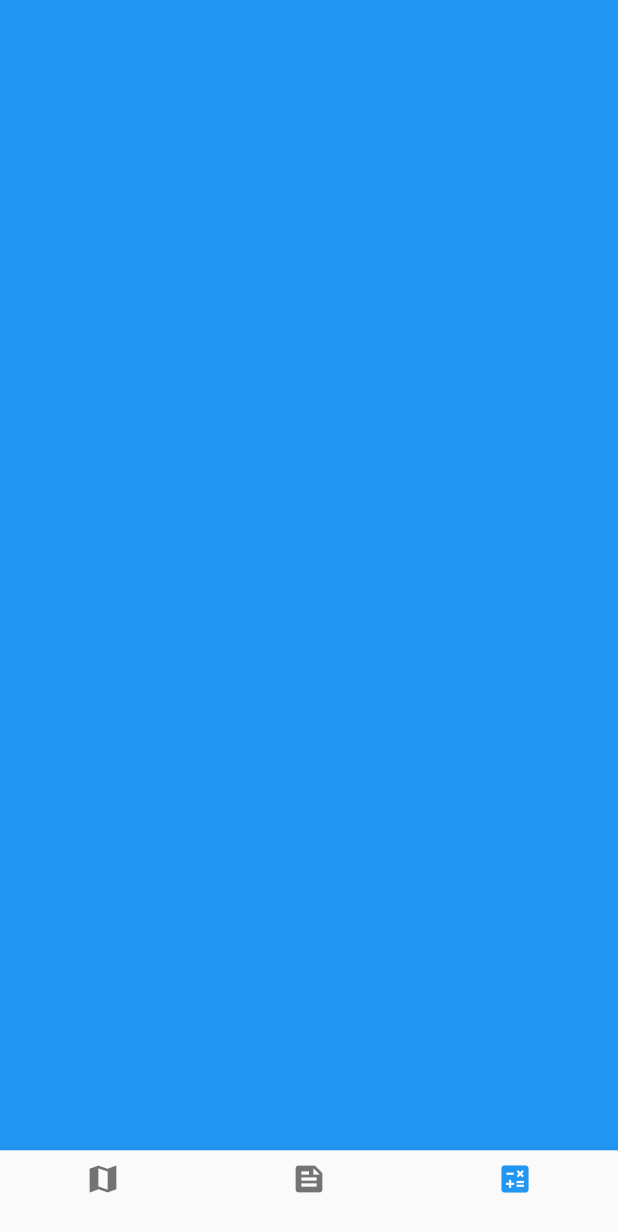
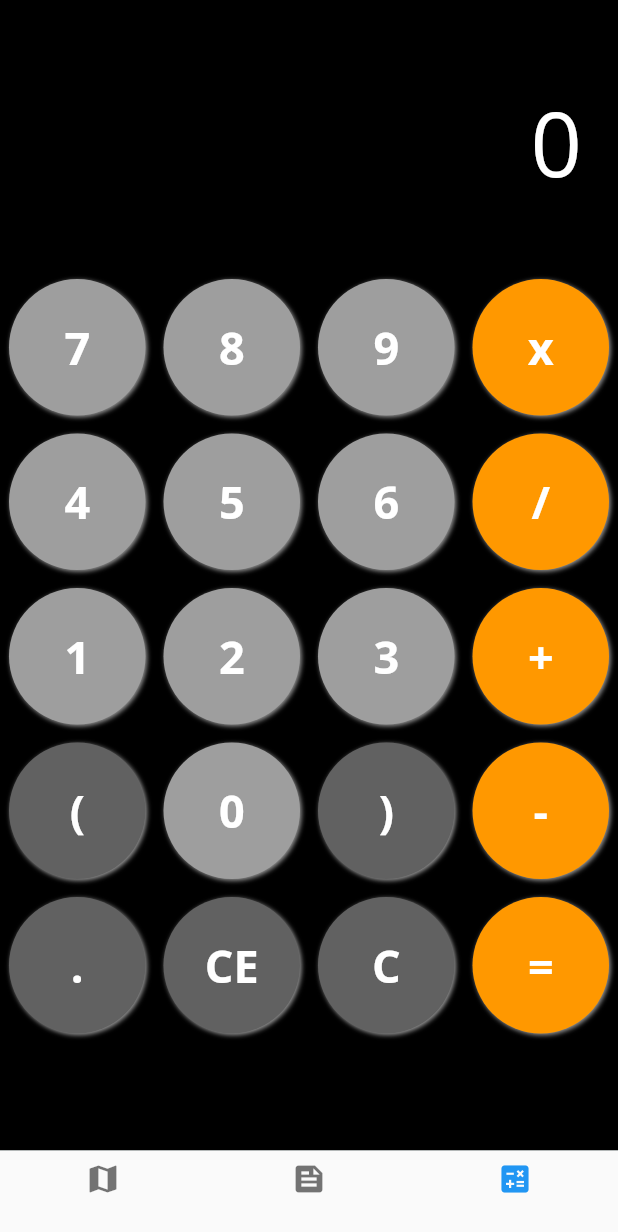
Before and after one commit to Jeff-Milanes/flutter-challenge, a Flutter app: the TabView screen opened directly, item 3 of the bottom bar chosen, on a phone screen of 412 x 824 dp. Shown: the top 1232 px of the screen. Run offline on Flutter 3.47's test engine with Material 2 defaults, Android fonts, the phone set to English and light mode, and no system bars; our stand-ins replace bloc, dio, equatable, firebase_auth, firebase_core, flutter_bloc and 12 more; missing offline and left inert: enum_to_string, flow_builder, flutter_facebook_auth, function_tree; accounts and stored records are empty; network calls fail.

Commit message:
add calculator feature and update README

```diff
--- a/lib/app/presentation/pages/tab_view_page.dart
+++ b/lib/app/presentation/pages/tab_view_page.dart
@@ -1,5 +1,6 @@
 import 'package:coding_challenge/app/presentation/cubit/tab_view_cubit.dart';
 import 'package:coding_challenge/core/injection/injection.dart';
+import 'package:coding_challenge/features/calculator/presentation/pages/calculator_page.dart';
 import 'package:coding_challenge/features/location/presentation/pages/location_page.dart';
 import 'package:coding_challenge/features/news_feed/presentation/pages/news_feed_page.dart';
 import 'package:enum_to_string/enum_to_string.dart';
@@ -68,9 +69,7 @@ class TabView extends StatelessWidget {
       case 1:
         return const NewsFeedPage();
       case 2:
-        return Container(
-          color: Colors.blue,
-        );
+        return const CalculatorPage();
       default:
         return const LocationPage();
     }
--- a/lib/core/injection/register_module.dart
+++ b/lib/core/injection/register_module.dart
@@ -15,10 +15,11 @@ abstract class RegisterModule {
   InternetConnectionChecker get connectionChecker =>
       InternetConnectionChecker();
 
+  // TODO: Cannot find any public graphQL for newsfeed.
   @lazySingleton
   GraphQLClient get gqlClient => GraphQLClient(
         cache: GraphQLCache(),
-        link: HttpLink('https://rickandmortyapi.com/graphql'),
+        link: HttpLink('url'),
       );
 
   @preResolve
--- a/lib/core/usecase/usecase.dart
+++ /dev/null
@@ -1,6 +0,0 @@
-import 'package:coding_challenge/core/error/failures.dart';
-import 'package:dartz/dartz.dart';
-
-abstract class UseCase<Type, Params> {
-  Future<Either<Failure, Type>> call(Params params);
-}
--- /dev/null
+++ b/lib/features/calculator/presentation/cubit/calculator_cubit.dart
@@ -0,0 +1,61 @@
+import 'package:bloc/bloc.dart';
+import 'package:function_tree/function_tree.dart';
+import 'package:injectable/injectable.dart';
+
+part 'calculator_state.dart';
+
+@injectable
+class CalculatorCubit extends Cubit<CalculatorState> {
+  CalculatorCubit() : super(const CalculatorState());
+
+  void updateValue(String value) {
+    String val = value;
+    if (state.clear == false) {
+      val = state.input + value;
+    }
+
+    if (state.input.isNotEmpty) {
+      final lastValue =
+          state.input.substring(state.input.length - 1, state.input.length);
+
+      if (value.contains('(')) {
+        final joinVal = lastValue + val;
+        if (joinVal.contains(RegExp(r'\d\('))) {
+          val = state.input + '*(';
+        }
+      }
+
+      if (lastValue.contains(')')) {
+        final joinVal = lastValue + val;
+        if (joinVal.contains(RegExp(r'\(\d'))) {
+          val = state.input + '*' + value;
+        }
+      }
+    }
+
+    emit(state.copyWith(input: val, clear: false));
+  }
+
+  void clearValue() {
+    emit(state.copyWith(input: '', clear: true));
+  }
+
+  void trimValue() {
+    if (state.input.isNotEmpty) {
+      final output = state.input.substring(0, state.input.length - 1);
+      emit(state.copyWith(input: output, clear: output.isEmpty ? true : false));
+    }
+  }
+
+  void calculate() {
+    try {
+      final output = state.input;
+      if (output.isNotEmpty) {
+        final result = output.interpret();
+        emit(state.copyWith(input: result.toString(), clear: true));
+      }
+    } catch (_) {
+      emit(state.copyWith(input: 'Undefined', clear: true));
+    }
+  }
+}
--- /dev/null
+++ b/lib/features/calculator/presentation/cubit/calculator_state.dart
@@ -0,0 +1,19 @@
+part of 'calculator_cubit.dart';
+
+class CalculatorState {
+  const CalculatorState({
+    this.input = '',
+    this.clear = true,
+  });
+
+  final String input;
+  final bool clear;
+
+  CalculatorState copyWith({
+    String? input,
+    bool? clear,
+  }) {
+    return CalculatorState(
+        input: input ?? this.input, clear: clear ?? this.clear);
+  }
+}
--- /dev/null
+++ b/lib/features/calculator/presentation/pages/calculator_page.dart
@@ -0,0 +1,158 @@
+import 'package:coding_challenge/core/injection/injection.dart';
+import 'package:coding_challenge/features/calculator/presentation/cubit/calculator_cubit.dart';
+import 'package:coding_challenge/features/calculator/presentation/widgets/button.dart';
+import 'package:coding_challenge/features/calculator/presentation/widgets/result_display.dart';
+import 'package:flutter/material.dart';
+import 'package:flutter_bloc/flutter_bloc.dart';
+
+class CalculatorPage extends StatelessWidget {
+  const CalculatorPage({Key? key}) : super(key: key);
+
+  @override
+  Widget build(BuildContext context) {
+    return BlocProvider<CalculatorCubit>(
+      create: (_) => locator<CalculatorCubit>(),
+      child: const Calculator(),
+    );
+  }
+}
+
+class Calculator extends StatefulWidget {
+  const Calculator({Key? key}) : super(key: key);
+
+  @override
+  State<Calculator> createState() => _CalculatorState();
+}
+
+class _CalculatorState extends State<Calculator> {
+  @override
+  Widget build(BuildContext context) {
+    return Scaffold(
+      backgroundColor: Colors.black,
+      body: SingleChildScrollView(
+        child: Column(
+          mainAxisAlignment: MainAxisAlignment.center,
+          children: [
+            BlocBuilder<CalculatorCubit, CalculatorState>(
+              builder: (context, state) {
+                String value;
+                if (state.input.isEmpty) {
+                  value = '0';
+                } else {
+                  value = state.input;
+                }
+
+                return ResultDisplay(
+                  text: value,
+                );
+              },
+            ),
+            const SizedBox(height: 20),
+            Row(
+              children: [
+                _getButton(text: '7', onTap: () => _formulaPressed('7')),
+                _getButton(text: '8', onTap: () => _formulaPressed('8')),
+                _getButton(text: '9', onTap: () => _formulaPressed('9')),
+                _getButton(
+                    text: 'x',
+                    onTap: () => _formulaPressed('*'),
+                    backgroundColor: Colors.orange),
+              ],
+            ),
+            Row(
+              children: [
+                _getButton(text: '4', onTap: () => _formulaPressed('4')),
+                _getButton(text: '5', onTap: () => _formulaPressed('5')),
+                _getButton(text: '6', onTap: () => _formulaPressed('6')),
+                _getButton(
+                    text: '/',
+                    onTap: () => _formulaPressed('/'),
+                    backgroundColor: Colors.orange),
+              ],
+            ),
+            Row(
+              children: [
+                _getButton(text: '1', onTap: () => _formulaPressed('1')),
+                _getButton(text: '2', onTap: () => _formulaPressed('2')),
+                _getButton(text: '3', onTap: () => _formulaPressed('3')),
+                _getButton(
+                    text: '+',
+                    onTap: () => _formulaPressed('+'),
+                    backgroundColor: Colors.orange)
+              ],
+            ),
+            Row(
+              children: [
+                _getButton(
+                    text: '(',
+                    onTap: () => _formulaPressed('('),
+                    backgroundColor: Colors.grey.shade700),
+                _getButton(text: '0', onTap: () => _formulaPressed('0')),
+                _getButton(
+                    text: ')',
+                    onTap: () => _formulaPressed(')'),
+                    backgroundColor: Colors.grey.shade700),
+                _getButton(
+                    text: '-',
+                    onTap: () => _formulaPressed('-'),
+                    backgroundColor: Colors.orange),
+              ],
+            ),
+            Row(
+              mainAxisAlignment: MainAxisAlignment.end,
+              children: [
+                _getButton(
+                    text: '.',
+                    onTap: () => _formulaPressed('.'),
+                    backgroundColor: Colors.grey.shade700),
+                _getButton(
+                    text: 'CE',
+                    onTap: _trim,
+                    backgroundColor: Colors.grey.shade700),
+                _getButton(
+                    text: 'C',
+                    onTap: _clear,
+                    backgroundColor: Colors.grey.shade700),
+                _getButton(
+                    text: '=',
+                    onTap: _calculateResult,
+                    backgroundColor: Colors.orange,
+                    textColor: Colors.white),
+              ],
+            ),
+          ],
+        ),
+      ),
+    );
+  }
+
+  Widget _getButton(
+      {String? text,
+      Function()? onTap,
+      Color backgroundColor = Colors.grey,
+      Color textColor = Colors.white}) {
+    return CalculatorButton(
+      label: text!,
+      onTap: onTap,
+      size: MediaQuery.of(context).size.width / 4 - 12,
+      backgroundColor: backgroundColor,
+      labelColor: textColor,
+    );
+  }
+
+  void _formulaPressed(String value) {
+    context.read<CalculatorCubit>().updateValue(value);
+  }
+
+  void _calculateResult() {
+    context.read<CalculatorCubit>().calculate();
+  }
+
+  void _trim() {
+    context.read<CalculatorCubit>().trimValue();
+  }
+
+  void _clear() {
+    context.read<CalculatorCubit>().clearValue();
+  }
+}
--- /dev/null
+++ b/lib/features/calculator/presentation/widgets/button.dart
@@ -0,0 +1,47 @@
+import 'package:flutter/material.dart';
+
+class CalculatorButton extends StatelessWidget {
+  const CalculatorButton(
+      {Key? key,
+      required this.label,
+      required this.onTap,
+      required this.size,
+      this.backgroundColor = Colors.white,
+      this.labelColor = Colors.black})
+      : super(key: key);
+
+  final String label;
+  final VoidCallback? onTap;
+  final double size;
+  final Color backgroundColor;
+  final Color labelColor;
+
+  @override
+  Widget build(BuildContext context) {
+    return Padding(
+        padding: const EdgeInsets.all(6),
+        child: Ink(
+          width: size,
+          height: size,
+          decoration: BoxDecoration(
+              boxShadow: const [
+                BoxShadow(
+                    color: Colors.grey, offset: Offset(1, 1), blurRadius: 2),
+              ],
+              borderRadius: BorderRadius.all(Radius.circular(size / 2)),
+              color: backgroundColor),
+          child: InkWell(
+            customBorder: RoundedRectangleBorder(
+              borderRadius: BorderRadius.all(Radius.circular(size / 2)),
+            ),
+            onTap: onTap,
+            child: Center(
+                child: Text(
+              label,
+              style: TextStyle(
+                  fontSize: 30, fontWeight: FontWeight.bold, color: labelColor),
+            )),
+          ),
+        ));
+  }
+}
--- /dev/null
+++ b/lib/features/calculator/presentation/widgets/result_display.dart
@@ -0,0 +1,23 @@
+import 'package:flutter/material.dart';
+
+class ResultDisplay extends StatelessWidget {
+  const ResultDisplay({Key? key, required this.text}) : super(key: key);
+
+  final String text;
+
+  @override
+  Widget build(BuildContext context) {
+    return Container(
+        width: double.infinity,
+        height: 160,
+        color: Colors.black,
+        child: Container(
+            alignment: Alignment.bottomRight,
+            padding: const EdgeInsets.only(right: 24, bottom: 24),
+            child: Text(
+              text,
+              maxLines: 1,
+              style: const TextStyle(color: Colors.white, fontSize: 60),
+            )));
+  }
+}
--- a/pubspec.yaml
+++ b/pubspec.yaml
@@ -18,6 +18,7 @@ dependencies:
   flutter_dotenv: ^5.0.2
   flutter_facebook_auth: ^3.5.2
   font_awesome_flutter: ^9.1.0
+  function_tree: ^0.8.12
   get_it: ^7.2.0
   google_fonts: ^2.1.0
   google_maps_flutter: ^2.0.11
@@ -33,7 +34,6 @@ dependencies:
 
 dev_dependencies:
   build_runner: ^2.1.2
-  dartz: ^0.10.0
   flutter_lints: ^1.0.0
   flutter_test:
     sdk: flutter
```
Also changed, not shown: lib/core/injection/injection.config.dart, pubspec.lock, 2 other files.
